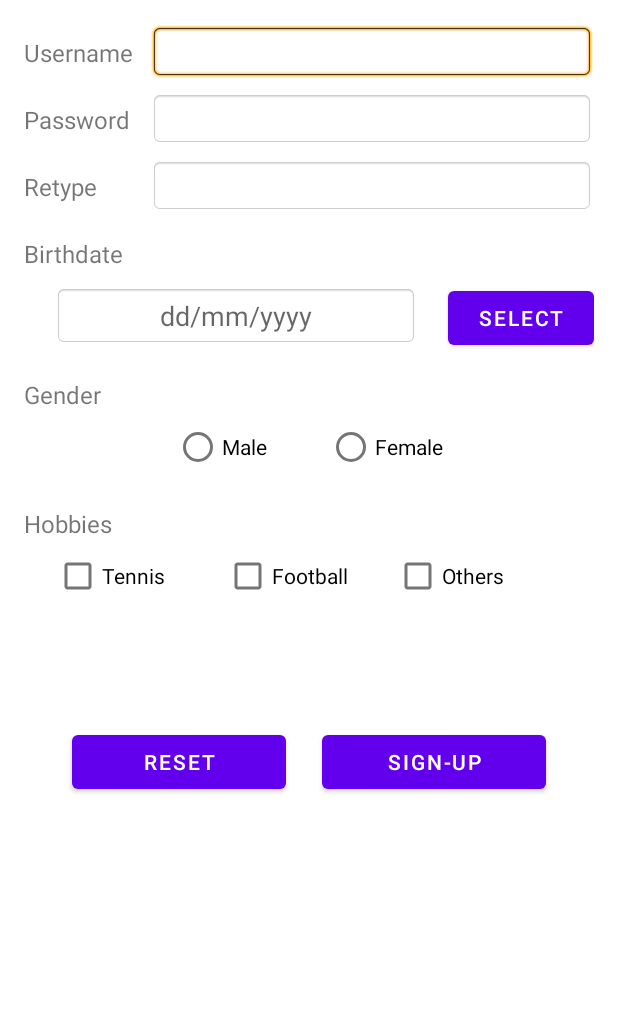
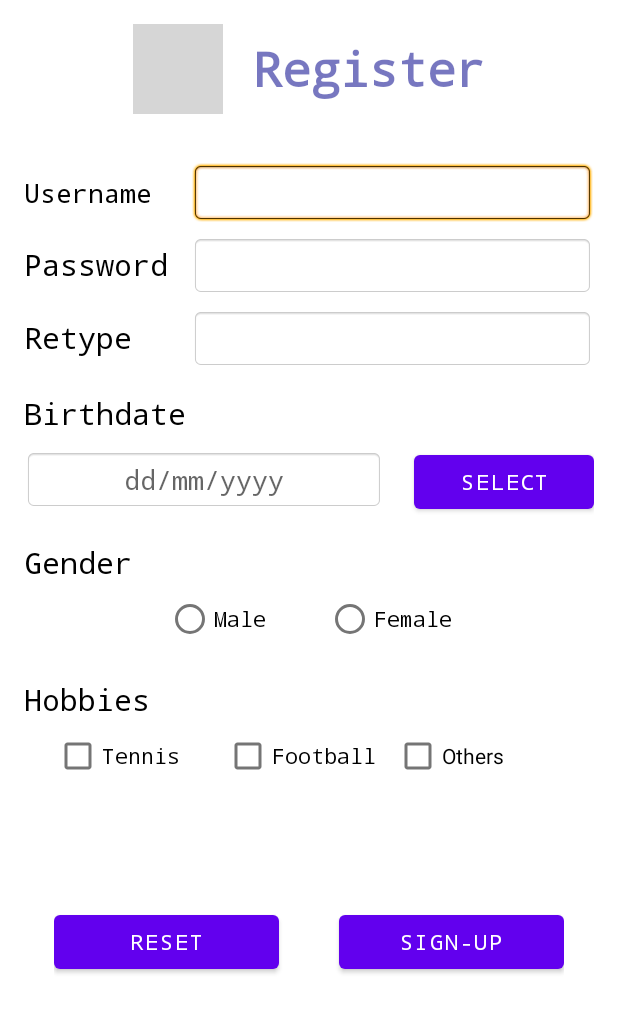
Before and after one commit to fit-hcmus-k21/mobile-development, an Android app: the layout register_layout.xml on its own in the app's theme, with its tools: preview values and no code run, on a phone screen of 412 x 824 dp. Shown: the top 1013 px of the screen. Run offline under Robolectric (Android 15) with nearby library versions, the phone set to English and light mode, and no system bars; grey boxes are pictures that could not be loaded.

Commit message:
change fontStyle, size, font Family, add icon for layout

```diff
--- a/Week03/Register/app/src/main/res/layout/register_layout.xml
+++ b/Week03/Register/app/src/main/res/layout/register_layout.xml
@@ -3,31 +3,68 @@
               android:layout_width="match_parent"
               android:layout_height="match_parent"
               android:layout_margin="16dp"
-              android:orientation="vertical">
+              android:orientation="vertical"
+    >
+    <!--    header-->
+    <LinearLayout
+        android:layout_width="match_parent"
+        android:layout_height="wrap_content"
+        android:gravity="center"
+        android:layout_marginBottom="32dp"
+        >
+        <ImageView
+            android:layout_width="60dp"
+            android:layout_height="60dp"
+            android:src="@drawable/icon_22"
+            />
+        <TextView
+            android:layout_width="wrap_content"
+            android:layout_height="wrap_content"
+            android:text="Register"
+            android:textSize="32dp"
+            android:layout_marginLeft="20dp"
+            android:textColor="#8008"
+            android:textStyle="bold"
+            android:typeface="monospace"
+
+            />
+
+    </LinearLayout>
+
     <!--    username -->
     <LinearLayout
         android:layout_width="match_parent"
         android:layout_height="wrap_content"
-        android:orientation="horizontal"
         android:layout_marginBottom="8dp"
-        >
+        android:orientation="horizontal">
 
         <TextView
             android:layout_width="0dp"
             android:layout_height="wrap_content"
-            android:layout_weight="2"
+            android:layout_weight="2.5"
 
-            android:textSize="16dp"
-            android:text="Username" />
+            android:text="Username"
+            android:textColor="@color/black"
+            android:typeface="monospace"
+
+
+
+            android:textSize="18dp" />
 
         <EditText
             android:id="@+id/usernameInput"
             android:layout_width="0dp"
             android:layout_height="wrap_content"
-            android:layout_weight="7"
+            android:layout_weight="6"
+            android:background="@android:drawable/editbox_background"
+            android:paddingLeft="12dp"
+            android:paddingTop="8dp"
+            android:paddingRight="8dp"
 
-            android:background="@android:drawable/editbox_background"
-            />
+            android:typeface="monospace"
+
+            android:paddingBottom="8dp"
+            android:textSize="18dp" />
 
     </LinearLayout>
 
@@ -35,27 +72,36 @@
     <LinearLayout
         android:layout_width="match_parent"
         android:layout_height="wrap_content"
-        android:orientation="horizontal"
         android:layout_marginBottom="8dp"
-        >
+        android:orientation="horizontal">
 
         <TextView
             android:layout_width="0dp"
             android:layout_height="wrap_content"
-            android:layout_weight="2"
+            android:layout_weight="2.5"
 
-            android:textSize="16dp"
             android:text="Password"
-            />
+            android:textColor="@color/black"
+            android:typeface="monospace"
+
+
+            android:textSize="20dp" />
 
         <EditText
             android:id="@+id/passwordInput"
             android:layout_width="0dp"
             android:layout_height="wrap_content"
-            android:layout_weight="7"
+            android:layout_weight="6"
+            android:background="@android:drawable/editbox_background"
+            android:inputType="textPassword"
+            android:paddingLeft="12dp"
+            android:paddingTop="8dp"
 
-            android:background="@android:drawable/editbox_background"
-            />
+            android:typeface="monospace"
+
+            android:paddingRight="8dp"
+            android:paddingBottom="8dp"
+            android:textSize="18dp" />
 
     </LinearLayout>
 
@@ -63,26 +109,36 @@
     <LinearLayout
         android:layout_width="match_parent"
         android:layout_height="wrap_content"
-        android:orientation="horizontal"
         android:layout_marginBottom="8dp"
-        >
+        android:orientation="horizontal">
 
         <TextView
             android:layout_width="0dp"
             android:layout_height="wrap_content"
-            android:layout_weight="2"
+            android:layout_weight="2.5"
 
             android:text="Retype"
-            android:textSize="16dp"
-            />
+            android:textColor="@color/black"
+            android:typeface="monospace"
+
+
+            android:textSize="20dp" />
 
         <EditText
             android:id="@+id/retypeInput"
             android:layout_width="0dp"
             android:layout_height="wrap_content"
-            android:layout_weight="7"
+            android:layout_weight="6"
             android:background="@android:drawable/editbox_background"
-            />
+            android:inputType="textPassword"
+            android:paddingLeft="12dp"
+            android:paddingTop="8dp"
+
+            android:paddingRight="8dp"
+            android:paddingBottom="8dp"
+            android:typeface="monospace"
+
+            android:textSize="18dp" />
 
     </LinearLayout>
 
@@ -90,41 +146,44 @@
     <LinearLayout
         android:layout_width="match_parent"
         android:layout_height="wrap_content"
-        android:orientation="vertical"
+        android:layout_marginTop="8dp"
         android:layout_marginBottom="16dp"
-        android:layout_marginTop="8dp"
-        >
+        android:orientation="vertical">
 
         <TextView
             android:layout_width="match_parent"
             android:layout_height="wrap_content"
             android:text="Birthdate"
-            android:textSize="16dp"
-            />
+            android:textColor="@color/black"
+            android:typeface="monospace"
+
+
+            android:textSize="20dp" />
 
         <LinearLayout
             android:layout_width="match_parent"
             android:layout_height="wrap_content"
-            android:orientation="horizontal"
             android:layout_marginTop="8dp"
-            >
+            android:orientation="horizontal">
 
             <EditText
                 android:id="@+id/birthdateInput"
 
                 android:layout_width="0dp"
                 android:layout_height="wrap_content"
-                android:layout_marginLeft="20dp"
                 android:layout_marginRight="20dp"
-                android:layout_weight="5"
+                android:layout_weight="4"
                 android:background="@android:drawable/editbox_background"
+                android:gravity="center"
+                android:hint="dd/mm/yyyy"
+                android:paddingLeft="12dp"
                 android:paddingTop="8dp"
+
+                android:paddingRight="12dp"
                 android:paddingBottom="8dp"
-                android:paddingRight="20dp"
-                android:paddingLeft="20dp"
+                android:textSize="18dp"
+                android:typeface="monospace"
 
-                android:hint="dd/mm/yyyy"
-                android:gravity="center"
                 />
 
             <Button
@@ -133,7 +192,9 @@
                 android:layout_width="0dp"
                 android:layout_height="wrap_content"
                 android:layout_weight="2"
-                android:text="Select" />
+                android:text="Select"
+                android:typeface="monospace"
+                />
 
         </LinearLayout>
 
@@ -143,25 +204,28 @@
     <LinearLayout
         android:layout_width="match_parent"
         android:layout_height="wrap_content"
+        android:layout_marginBottom="16dp"
         android:orientation="vertical"
-        android:layout_marginBottom="16dp"
 
         >
 
         <TextView
             android:layout_width="match_parent"
             android:layout_height="wrap_content"
-            android:textSize="16dp"
-            android:text="Gender" />
+            android:text="Gender"
+            android:textColor="@color/black"
+            android:typeface="monospace"
+
+
+            android:textSize="20dp" />
 
         <RadioGroup
             android:id="@+id/genderInput"
 
             android:layout_width="match_parent"
             android:layout_height="wrap_content"
-            android:orientation="horizontal"
             android:gravity="center"
-            >
+            android:orientation="horizontal">
 
             <RadioButton
                 android:id="@+id/maleGenderInput"
@@ -170,6 +234,8 @@
                 android:layout_height="wrap_content"
                 android:layout_marginRight="40dp"
 
+                android:typeface="monospace"
+                android:textSize="14dp"
                 android:text="Male" />
 
             <RadioButton
@@ -178,6 +244,8 @@
                 android:layout_width="wrap_content"
                 android:layout_height="wrap_content"
 
+                android:typeface="monospace"
+                android:textSize="14dp"
                 android:text="Female" />
 
 
@@ -190,8 +258,8 @@
     <LinearLayout
         android:layout_width="match_parent"
         android:layout_height="wrap_content"
+        android:layout_marginBottom="16dp"
         android:orientation="vertical"
-        android:layout_marginBottom="16dp"
 
         >
 
@@ -199,16 +267,18 @@
             android:layout_width="match_parent"
             android:layout_height="wrap_content"
 
-            android:textSize="16dp"
-            android:text="Hobbies" />
+            android:text="Hobbies"
+            android:textColor="@color/black"
+            android:typeface="monospace"
+
+            android:textSize="20dp" />
 
         <LinearLayout
             android:layout_width="match_parent"
             android:layout_height="wrap_content"
-            android:orientation="horizontal"
             android:layout_marginLeft="20dp"
             android:layout_marginRight="20dp"
-            >
+            android:orientation="horizontal">
 
             <CheckBox
                 android:id="@+id/tennisHobbiesInput"
@@ -218,6 +288,8 @@
                 android:layout_weight="1"
 
                 android:text="Tennis"
+                android:textSize="14dp"
+                android:typeface="monospace"
 
                 />
 
@@ -228,6 +300,8 @@
                 android:layout_height="wrap_content"
                 android:layout_weight="1"
 
+                android:typeface="monospace"
+                android:textSize="14dp"
                 android:text="Football" />
 
             <CheckBox
@@ -236,6 +310,7 @@
                 android:layout_width="0dp"
                 android:layout_height="wrap_content"
                 android:layout_weight="1"
+                android:textSize="14dp"
 
                 android:text="Others" />
         </LinearLayout>
@@ -247,7 +322,6 @@
     <LinearLayout
         android:layout_width="match_parent"
         android:layout_height="wrap_content"
-        android:layout_gravity="center"
         android:layout_marginLeft="20dp"
         android:layout_marginTop="60dp"
         android:layout_marginRight="20dp"
@@ -256,20 +330,22 @@
         <Button
             android:id="@+id/resetBtn"
 
-            android:layout_width="wrap_content"
+            android:layout_width="50dp"
             android:layout_height="wrap_content"
-            android:layout_marginLeft="12dp"
-            android:layout_marginRight="12dp"
+            android:layout_marginRight="20dp"
+
             android:layout_weight="1"
+            android:typeface="monospace"
             android:text="Reset" />
 
         <Button
             android:id="@+id/signupBtn"
 
-            android:layout_width="wrap_content"
+            android:layout_width="50dp"
             android:layout_height="wrap_content"
-            android:layout_marginLeft="12dp"
-            android:layout_marginRight="12dp"
+            android:layout_marginLeft="20dp"
+            android:typeface="monospace"
+
             android:layout_weight="1"
             android:text="Sign-up" />
 
```
Also changed, not shown: Week03/Register/app/src/main/res/layout/confirm_layout.xml (+66 -29 lines).
